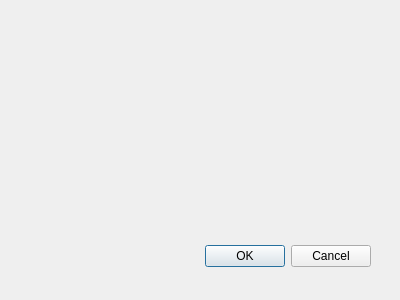
Qt form ui/PlayerWindow.ui (tuxmaster/QtDart) before a commit.
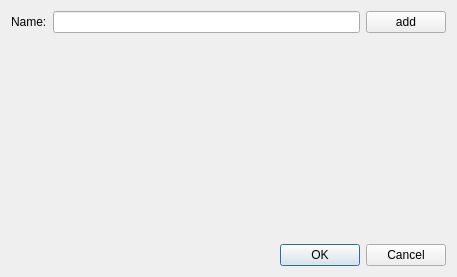
The same form after that commit.

```diff
--- a/ui/PlayerWindow.ui
+++ b/ui/PlayerWindow.ui
@@ -6,29 +6,70 @@
    <rect>
     <x>0</x>
     <y>0</y>
-    <width>400</width>
-    <height>300</height>
+    <width>457</width>
+    <height>277</height>
    </rect>
   </property>
   <property name="windowTitle">
    <string>Player</string>
   </property>
-  <widget class="QDialogButtonBox" name="buttonBox">
-   <property name="geometry">
-    <rect>
-     <x>30</x>
-     <y>240</y>
-     <width>341</width>
-     <height>32</height>
-    </rect>
-   </property>
-   <property name="orientation">
-    <enum>Qt::Horizontal</enum>
-   </property>
-   <property name="standardButtons">
-    <set>QDialogButtonBox::Cancel|QDialogButtonBox::Ok</set>
-   </property>
-  </widget>
+  <layout class="QVBoxLayout" name="verticalLayout">
+   <item>
+    <layout class="QHBoxLayout" name="horizontalLayout">
+     <item>
+      <layout class="QFormLayout" name="formLayout">
+       <item row="0" column="0">
+        <widget class="QLabel" name="lbName">
+         <property name="text">
+          <string>Name:</string>
+         </property>
+        </widget>
+       </item>
+       <item row="0" column="1">
+        <widget class="QLineEdit" name="leName">
+         <property name="toolTip">
+          <string>Enter the name of the player.</string>
+         </property>
+        </widget>
+       </item>
+      </layout>
+     </item>
+     <item>
+      <widget class="QPushButton" name="pbAdd">
+       <property name="text">
+        <string>add</string>
+       </property>
+      </widget>
+     </item>
+    </layout>
+   </item>
+   <item>
+    <spacer name="verticalSpacer">
+     <property name="orientation">
+      <enum>Qt::Vertical</enum>
+     </property>
+     <property name="sizeHint" stdset="0">
+      <size>
+       <width>20</width>
+       <height>186</height>
+      </size>
+     </property>
+    </spacer>
+   </item>
+   <item>
+    <widget class="QDialogButtonBox" name="buttonBox">
+     <property name="orientation">
+      <enum>Qt::Horizontal</enum>
+     </property>
+     <property name="standardButtons">
+      <set>QDialogButtonBox::Cancel|QDialogButtonBox::Ok</set>
+     </property>
+     <property name="centerButtons">
+      <bool>false</bool>
+     </property>
+    </widget>
+   </item>
+  </layout>
  </widget>
  <resources/>
  <connections>
```
Left out of the diff: 20 changed lines with no effect on the pictures.
